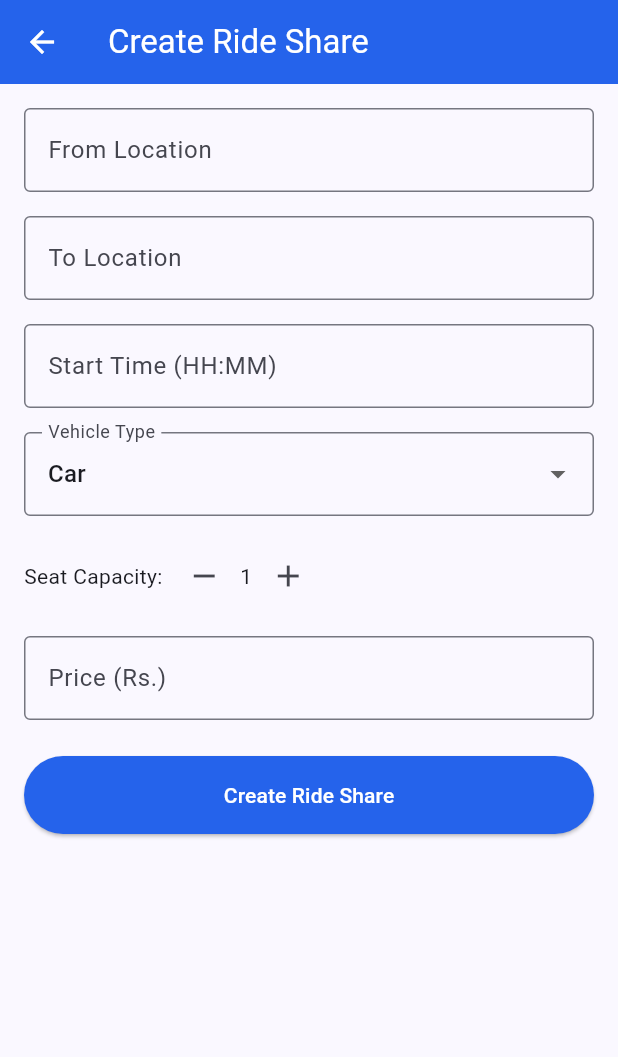
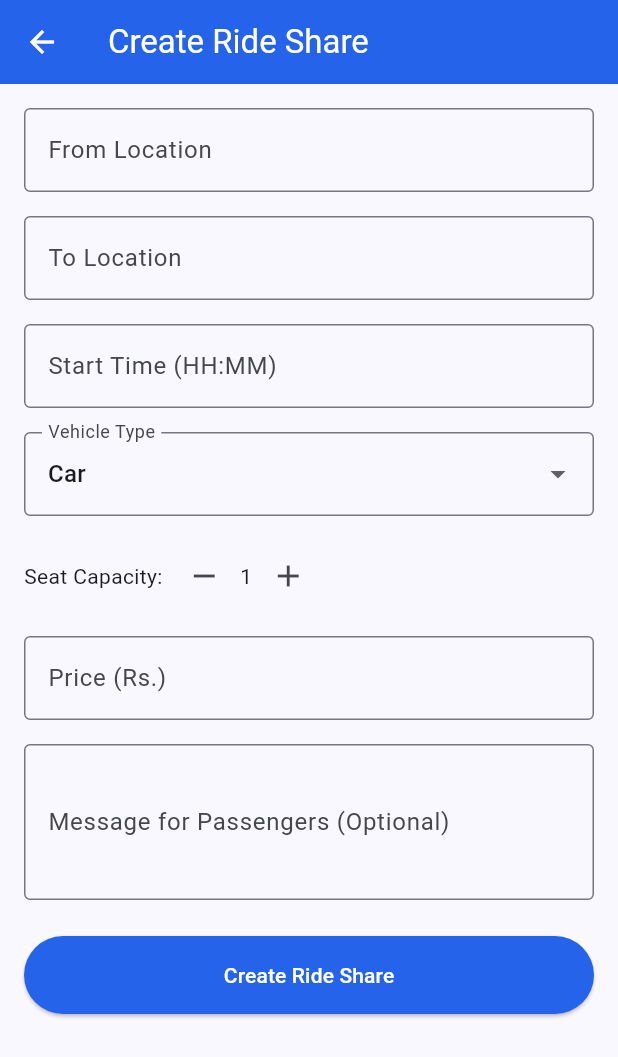
Before and after one commit to varanan/Smart_Rural, a Flutter app: the CreateRideShareScreen screen opened by its route, on a phone screen of 412 x 824 dp. Shown: the top 1057 px of the screen. Run offline on Flutter 3.47's test engine with Material 3 defaults, Android fonts, the phone set to English and light mode, and no system bars; our stand-ins replace connectivity_plus, flutter_map, latlong2, shared_preferences, sqflite; accounts and stored records are empty; network calls fail.

Commit message:
Added the message feature for the connector to put any notices for the passenger

```diff
--- a/frontend/lib/features/ride_share/create_ride_share_screen.dart
+++ b/frontend/lib/features/ride_share/create_ride_share_screen.dart
@@ -14,6 +14,7 @@ class CreateRideShareScreenState extends State<CreateRideShareScreen> {
   final _toController = TextEditingController();
   final _timeController = TextEditingController();
   final _priceController = TextEditingController();
+  final _messageController = TextEditingController();
   String _selectedVehicleType = 'Car';
   int _seatCapacity = 1;
   bool _isLoading = false;
@@ -24,6 +25,7 @@ class CreateRideShareScreenState extends State<CreateRideShareScreen> {
     _toController.dispose();
     _timeController.dispose();
     _priceController.dispose();
+    _messageController.dispose();
     super.dispose();
   }
 
@@ -40,6 +42,7 @@ class CreateRideShareScreenState extends State<CreateRideShareScreen> {
         'vehicleType': _selectedVehicleType,
         'seatCapacity': _seatCapacity,
         'price': double.parse(_priceController.text),
+        'message': _messageController.text,
       });
 
       if (!mounted) return;
@@ -171,6 +174,17 @@ class CreateRideShareScreenState extends State<CreateRideShareScreen> {
                   return null;
                 },
               ),
+              const SizedBox(height: 16),
+              TextFormField(
+                controller: _messageController,
+                decoration: const InputDecoration(
+                  labelText: 'Message for Passengers (Optional)',
+                  hintText: 'e.g., I\'ll be waiting near the main gate, leaving 30 mins early, etc.',
+                  border: OutlineInputBorder(),
+                ),
+                maxLines: 3,
+                // No validator since it's optional
+              ),
               const SizedBox(height: 24),
               ElevatedButton(
                 onPressed: _isLoading ? null : _createRideShare,
--- a/frontend/lib/models/ride_share.dart
+++ b/frontend/lib/models/ride_share.dart
@@ -11,6 +11,7 @@ class RideShare {
   final List<RideRequest> requests;
   final int availableSeats;
    final Map<String, dynamic>? connectorDetails;
+   final String message;
 
   RideShare({
     required this.id,
@@ -25,6 +26,7 @@ class RideShare {
     required this.requests,
     required this.availableSeats,
     this.connectorDetails,
+    required this.message,
   });
 
   factory RideShare.fromJson(Map<String, dynamic> json) {
@@ -49,6 +51,7 @@ class RideShare {
       connectorDetails: (json['createdBy'] is Map)
           ? Map<String, dynamic>.from(json['createdBy'])
           : null,
+          message: json['message'] ?? '',
     );
   }
 }
```
Also changed, not shown: frontend/lib/features/ride_share/passenger_ride_share_screen.dart (+60 -0 lines), 2 other files.
